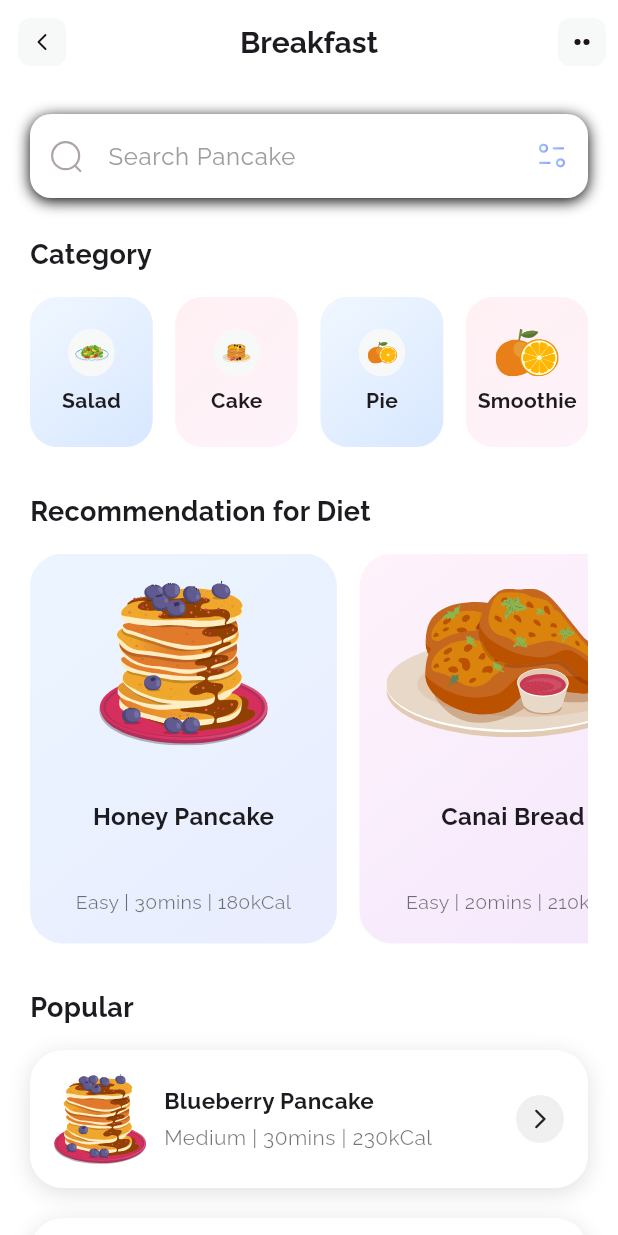
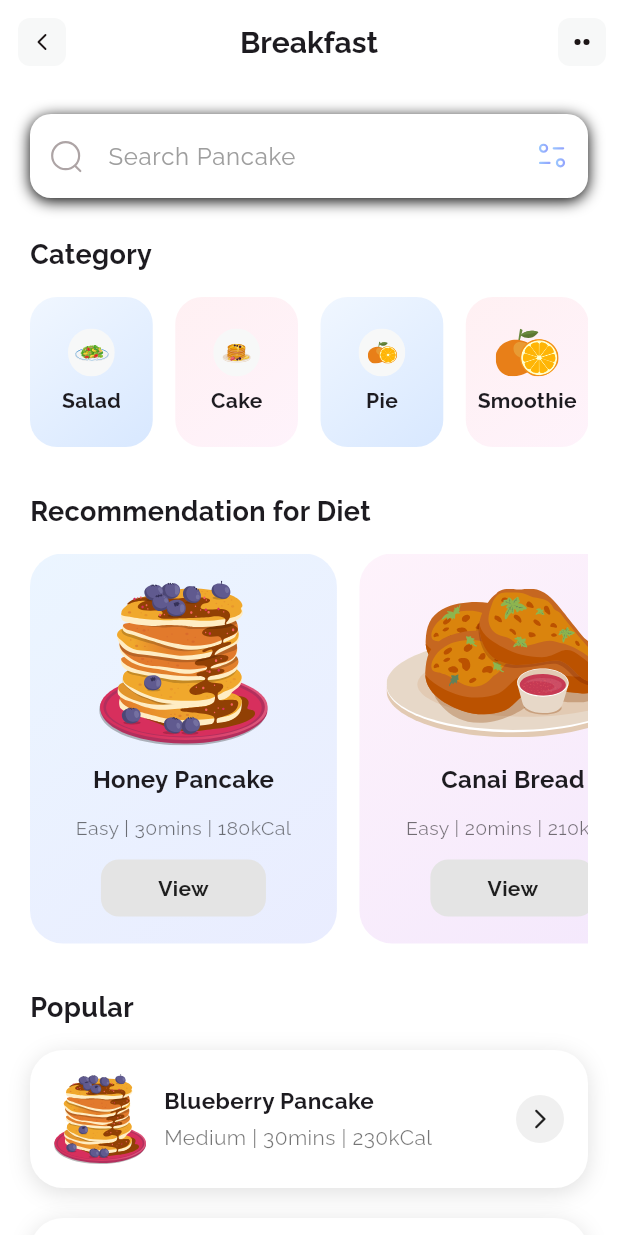
Before and after one commit to Mison1212/week_7_latihan_font, a Flutter app: the screen it shows after launch, on a phone screen of 412 x 824 dp. Run offline on Flutter 3.47's test engine with Material 3 defaults, Android fonts, the phone set to English and light mode, and no system bars; our stand-ins replace flutter_svg.

Commit message:
membuat hover Button

```diff
--- a/lib/pages/break_fast_page.dart
+++ b/lib/pages/break_fast_page.dart
@@ -247,10 +247,10 @@ class BreakFastPage extends StatelessWidget {
                     style: const TextStyle(color: Colors.black54, fontSize: 13),
                   ),
 
-                  // HoverButton(
-                  //   text: "View",
-                  //   onPressed: () {},
-                  // ),
+                  HoverButton(
+                    text: "View",
+                    onPressed: () {},
+                  ),
                 ],
               ),
             );
@@ -332,3 +332,89 @@ class BreakFastPage extends StatelessWidget {
     );
   }
 }
+/// ===================================================================
+/// HOVER BUTTON (WITH ANIMATION)
+/// ===================================================================
+/// Tombol dengan hover animasi:
+/// - Warna berubah ketika mouse hover
+/// - Warna berubah ketika tombol ditekan
+/// - Ada animasi smooth (AnimatedContainer)
+/// - Support Web, Desktop, dan Mobile (tanpa hover di mobile)
+class HoverButton extends StatefulWidget {
+  final VoidCallback onPressed;
+  final String text;
+
+  const HoverButton({
+    super.key,
+    required this.onPressed,
+    required this.text,
+  });
+
+  @override
+  State<HoverButton> createState() => _HoverButtonState();
+}
+
+class _HoverButtonState extends State<HoverButton> {
+  bool isHovered = false; // status hover
+  bool isPressed = false; // status ditekan
+
+  @override
+  Widget build(BuildContext context) {
+    return MouseRegion(
+      // Ketika pointer masuk area tombol
+      onEnter: (_) => setState(() => isHovered = true),
+
+      // Ketika pointer keluar area tombol
+      onExit: (_) => setState(() {
+        isHovered = false;
+        isPressed = false;
+      }),
+
+      child: GestureDetector(
+        onTapDown: (_) => setState(() => isPressed = true),
+        onTapUp: (_) => setState(() => isPressed = false),
+        onTapCancel: () => setState(() => isPressed = false),
+        onTap: widget.onPressed,
+
+        child: AnimatedContainer(
+          duration: const Duration(milliseconds: 160),
+          height: 38,
+          width: 110,
+          alignment: Alignment.center,
+
+          decoration: BoxDecoration(
+            borderRadius: BorderRadius.circular(12),
+
+            // Perubahan warna berdasarkan state
+            color: isPressed
+                ? const Color(0xFF6C7BFF) // ditekan
+                : isHovered
+                    ? const Color(0xFF92A3FD) // hover
+                    : const Color(0xFFE4E4E4), // normal
+
+            // Shadow muncul saat hover
+            boxShadow: isHovered
+                ? [
+                    BoxShadow(
+                      color: Colors.black.withOpacity(0.15),
+                      blurRadius: 8,
+                      offset: const Offset(0, 3),
+                    )
+                  ]
+                : [],
+          ),
+
+          // Text tombol
+          child: Text(
+            widget.text,
+            style: TextStyle(
+              color: isHovered || isPressed ? Colors.white : Colors.black87,
+              fontWeight: FontWeight.w600,
+            ),
+          ),
+        ),
+      ),
+    );
+  }
+
+}
```
